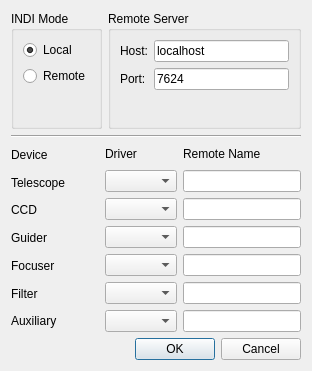
KDE/kstars, file kstars/ekos/opsekos.ui: the form before one commit.
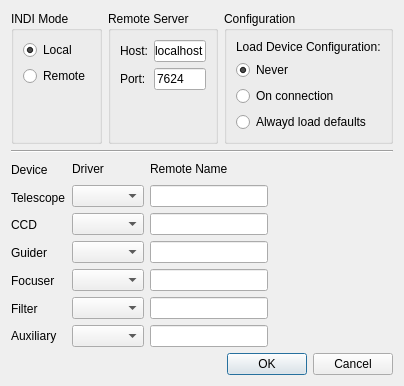
The form after the commit.

The edit to the form file:
```diff
--- a/kstars/ekos/opsekos.ui
+++ b/kstars/ekos/opsekos.ui
@@ -6,14 +6,14 @@
    <rect>
     <x>0</x>
     <y>0</y>
-    <width>312</width>
+    <width>398</width>
     <height>371</height>
    </rect>
   </property>
   <property name="windowTitle">
    <string>Advanced Options</string>
   </property>
-  <layout class="QVBoxLayout" name="verticalLayout_2">
+  <layout class="QVBoxLayout" name="verticalLayout_3">
    <item>
     <layout class="QHBoxLayout" name="horizontalLayout">
      <item>
@@ -60,7 +60,7 @@
        <property name="title">
         <string>Remote Server</string>
        </property>
-       <layout class="QVBoxLayout" name="verticalLayout_3">
+       <layout class="QVBoxLayout" name="verticalLayout_4">
         <item>
          <layout class="QGridLayout" name="gridLayout">
           <item row="0" column="0">
@@ -109,6 +109,46 @@
        </layout>
       </widget>
      </item>
+     <item>
+      <widget class="QGroupBox" name="groupBox_3">
+       <property name="title">
+        <string>Configuration</string>
+       </property>
+       <layout class="QVBoxLayout" name="verticalLayout_2">
+        <item>
+         <widget class="QLabel" name="label_2">
+          <property name="text">
+           <string>Load Device Configuration:</string>
+          </property>
+         </widget>
+        </item>
+        <item>
+         <widget class="QRadioButton" name="kcfg_ekosNeverLoad">
+          <property name="text">
+           <string>Never</string>
+          </property>
+          <property name="checked">
+           <bool>true</bool>
+          </property>
+         </widget>
+        </item>
+        <item>
+         <widget class="QRadioButton" name="kcfg_ekosLoadConnection">
+          <property name="text">
+           <string>On connection</string>
+          </property>
+         </widget>
+        </item>
+        <item>
+         <widget class="QRadioButton" name="kcfg_ekosLoadDefaults">
+          <property name="text">
+           <string>Alwayd load defaults</string>
+          </property>
+         </widget>
+        </item>
+       </layout>
+      </widget>
+     </item>
     </layout>
    </item>
    <item>
@@ -131,19 +171,6 @@
            </property>
           </widget>
          </item>
-         <item>
-          <spacer name="horizontalSpacer_4">
-           <property name="orientation">
-            <enum>Qt::Horizontal</enum>
-           </property>
-           <property name="sizeHint" stdset="0">
-            <size>
-             <width>13</width>
-             <height>20</height>
-            </size>
-           </property>
-          </spacer>
-         </item>
         </layout>
        </item>
        <item>
@@ -286,6 +313,19 @@
        </item>
       </layout>
      </item>
+     <item>
+      <spacer name="horizontalSpacer">
+       <property name="orientation">
+        <enum>Qt::Horizontal</enum>
+       </property>
+       <property name="sizeHint" stdset="0">
+        <size>
+         <width>40</width>
+         <height>20</height>
+        </size>
+       </property>
+      </spacer>
+     </item>
     </layout>
    </item>
    <item>
```
Left out of the diff: 38 changed lines with no effect on the pictures.
